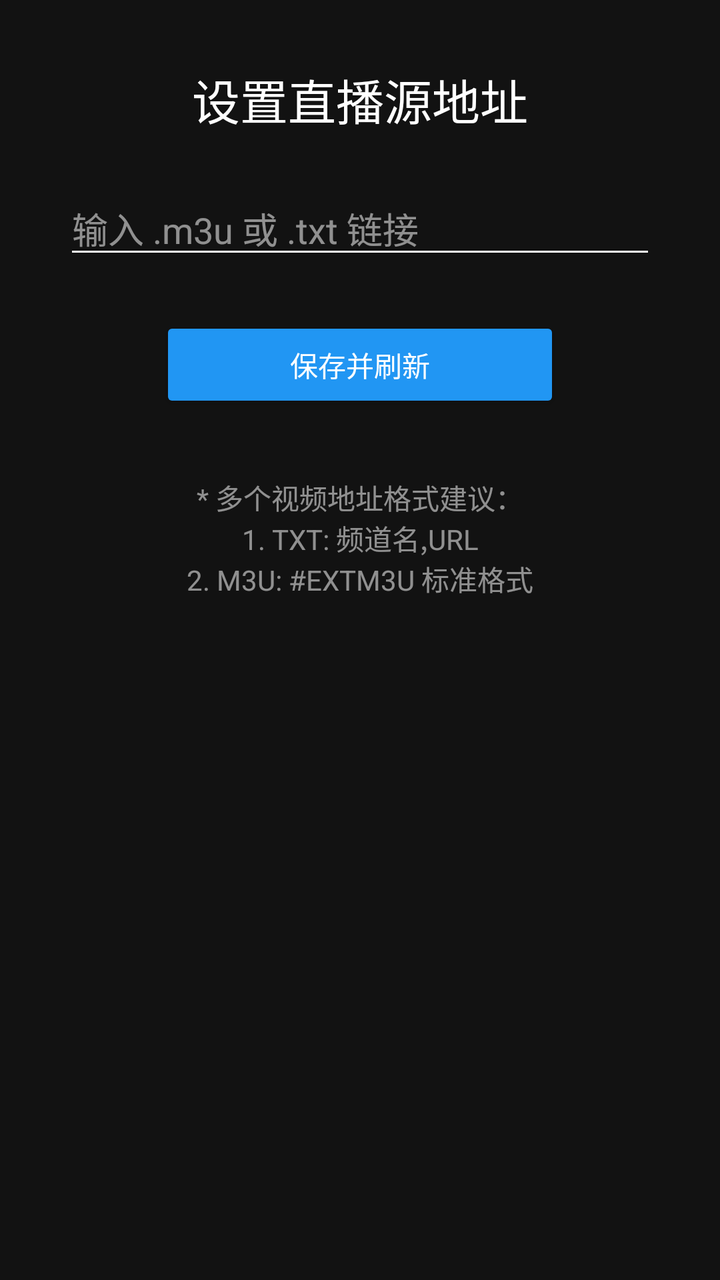
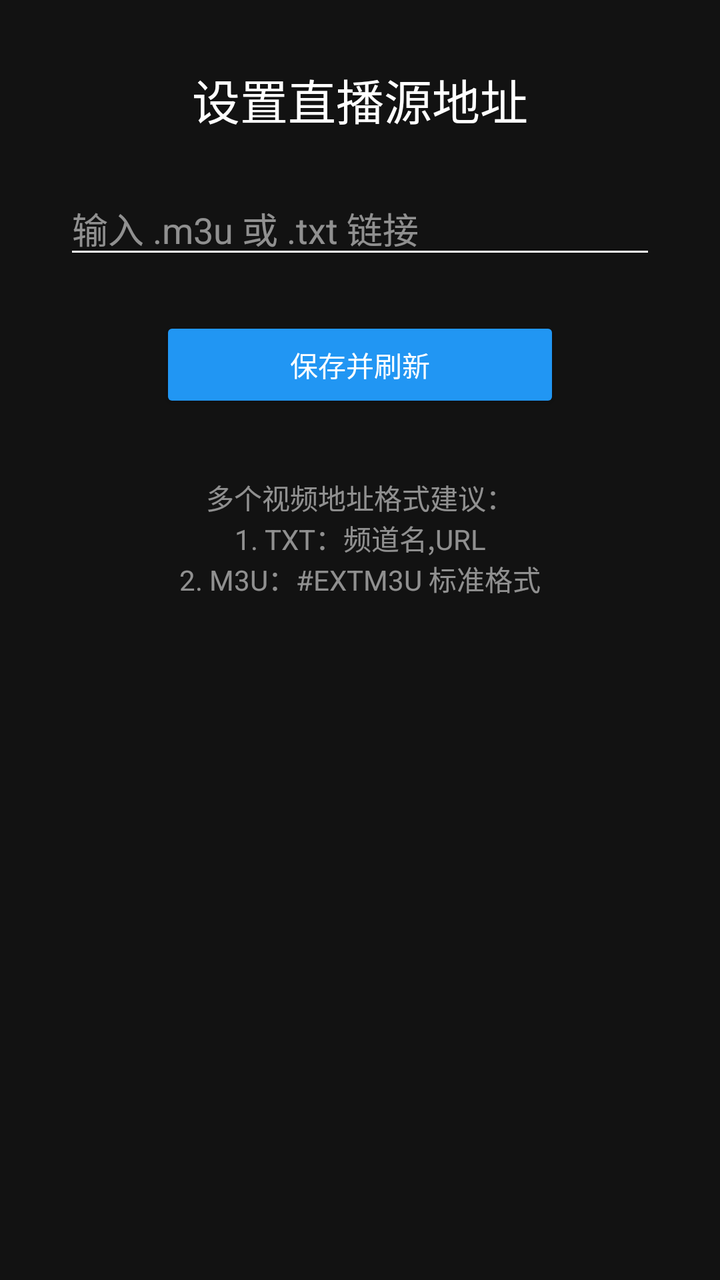

Two renders of the same Android screen: before a commit and after it. Below are the layout's source before the change and the commit's diff.
<!-- AndroidManifest.xml: activity theme Theme.TV.Phone -->
<!-- res/layout/activity_settings.xml -->
<?xml version="1.0" encoding="utf-8"?>
<LinearLayout xmlns:android="http://schemas.android.com/apk/res/android"
    android:layout_width="match_parent"
    android:layout_height="match_parent"
    android:orientation="vertical"
    android:padding="32dp"
    android:background="#121212"
    android:gravity="center_horizontal"
    android:fitsSystemWindows="true">

    <TextView
        android:layout_width="wrap_content"
        android:layout_height="wrap_content"
        android:text="设置直播源地址"
        android:textColor="#FFFFFF"
        android:textSize="24sp"
        android:layout_marginBottom="24dp" />

    <EditText
        android:id="@+id/edit_source_url"
        android:layout_width="match_parent"
        android:layout_height="wrap_content"
        android:hint="输入 .m3u 或 .txt 链接"
        android:textColor="#FFFFFF"
        android:textColorHint="#88FFFFFF"
        android:backgroundTint="#FFFFFF"
        android:layout_marginBottom="24dp"
        android:focusable="true"
        android:focusableInTouchMode="true"
        android:inputType="textUri" />

    <Button
        android:id="@+id/btn_save"
        android:layout_width="200dp"
        android:layout_height="wrap_content"
        android:text="保存并刷新"
        android:backgroundTint="#2196F3"
        android:textColor="#FFFFFF"
        android:focusable="true" />

    <TextView
        android:layout_width="wrap_content"
        android:layout_height="wrap_content"
        android:text="* 多个视频地址格式建议：\n1. TXT: 频道名,URL\n2. M3U: #EXTM3U 标准格式"
        android:textColor="#88FFFFFF"
        android:layout_marginTop="32dp"
        android:gravity="center" />

</LinearLayout>
<!-- resources referenced by this layout -->
<resources>
  <style name="Theme.TV.Phone" parent="Theme.AppCompat.Light.NoActionBar">
          <item name="colorPrimary">#FF6200EE</item>
          <item name="colorPrimaryDark">#FF3700B3</item>
          <item name="colorAccent">#FF03DAC5</item>
      </style>
</resources>

<!-- the commit's change to res/layout/activity_settings.xml (unified diff, before → after) -->
@@ -11,7 +11,7 @@
     <TextView
         android:layout_width="wrap_content"
         android:layout_height="wrap_content"
-        android:text="设置直播源地址"
+        android:text="@string/settings_source_title"
         android:textColor="#FFFFFF"
         android:textSize="24sp"
         android:layout_marginBottom="24dp" />
@@ -20,7 +20,7 @@
         android:id="@+id/edit_source_url"
         android:layout_width="match_parent"
         android:layout_height="wrap_content"
-        android:hint="输入 .m3u 或 .txt 链接"
+        android:hint="@string/source_url_hint"
         android:textColor="#FFFFFF"
         android:textColorHint="#88FFFFFF"
         android:backgroundTint="#FFFFFF"
@@ -33,7 +33,7 @@
         android:id="@+id/btn_save"
         android:layout_width="200dp"
         android:layout_height="wrap_content"
-        android:text="保存并刷新"
+        android:text="@string/save_and_refresh"
         android:backgroundTint="#2196F3"
         android:textColor="#FFFFFF"
         android:focusable="true" />
@@ -41,7 +41,7 @@
     <TextView
         android:layout_width="wrap_content"
         android:layout_height="wrap_content"
-        android:text="* 多个视频地址格式建议：\n1. TXT: 频道名,URL\n2. M3U: #EXTM3U 标准格式"
+        android:text="@string/source_format_hint"
         android:textColor="#88FFFFFF"
         android:layout_marginTop="32dp"
         android:gravity="center" />
<!-- resource entries referenced after the edit -->
@@ -1,5 +1,9 @@
 <!-- resources referenced by this layout -->
 <resources>
+  <string name="save_and_refresh">保存并刷新</string>
+  <string name="settings_source_title">设置直播源地址</string>
+  <string name="source_format_hint">多个视频地址格式建议：\n1. TXT：频道名,URL\n2. M3U：#EXTM3U 标准格式</string>
+  <string name="source_url_hint">输入 .m3u 或 .txt 链接</string>
   <style name="Theme.TV.Phone" parent="Theme.AppCompat.Light.NoActionBar">
           <item name="colorPrimary">#FF6200EE</item>
           <item name="colorPrimaryDark">#FF3700B3</item>
